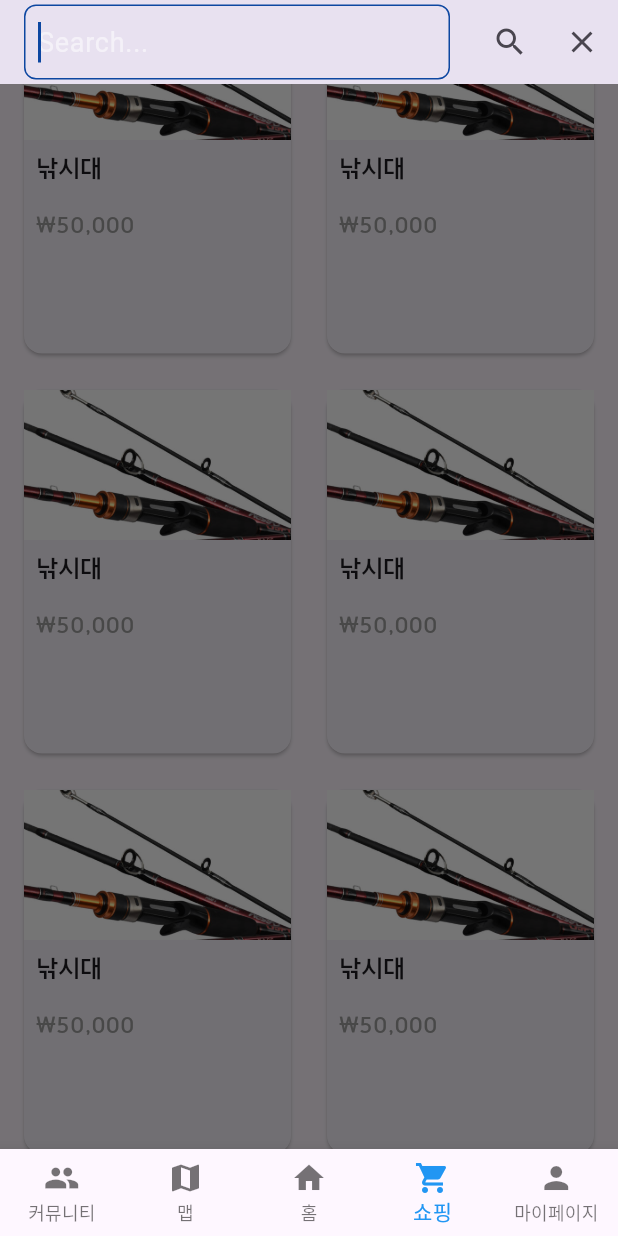
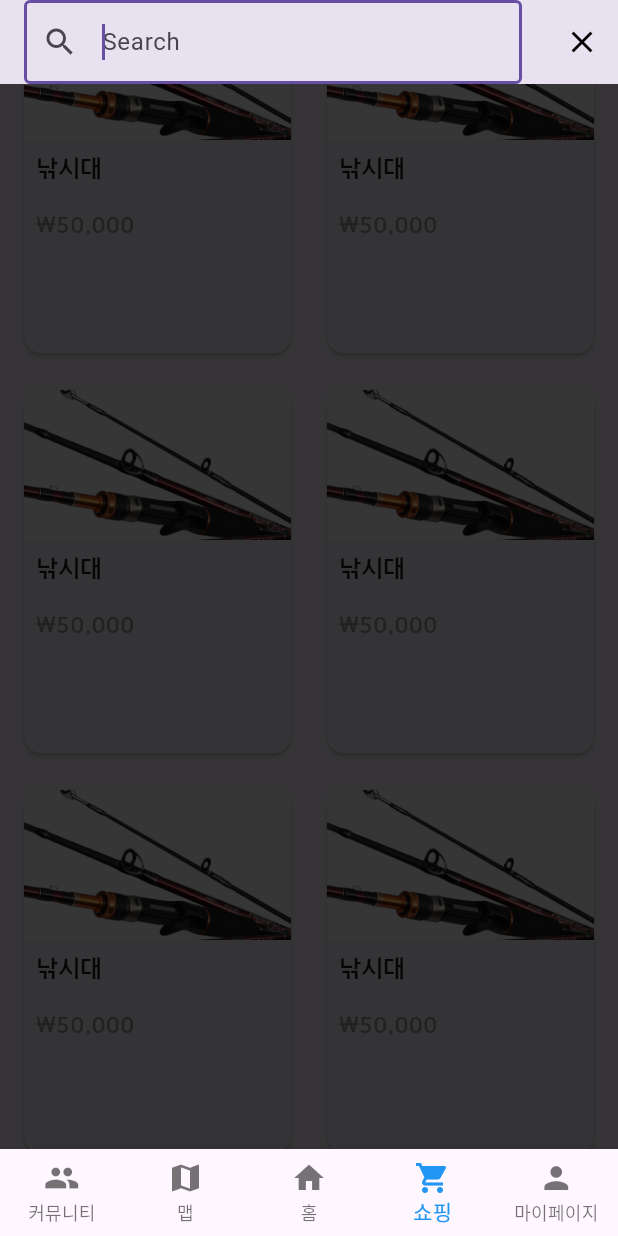
Before and after one commit to FrogRim/Boys_Fishing, a Flutter app: the screen it shows after launch, item 4 of the bottom bar chosen, scrolled down 576 dp, after a tap on the "search" icon, on a phone screen of 412 x 824 dp. Run offline on Flutter 3.47's test engine with Material 3 defaults, Android fonts, the phone set to English and light mode, and no system bars; our stand-ins replace flutter_svg, google_maps_flutter, sqflite; missing offline and left inert: top_modal_sheet; accounts and stored records are empty; network calls fail.

Commit message:
쇼핑기능 추가

```diff
--- a/lib/screens/shopping/fishing_gear_page.dart
+++ b/lib/screens/shopping/fishing_gear_page.dart
@@ -1,32 +1,44 @@
+// fishing_gear_page.dart
 import 'package:flutter/material.dart';
+import 'package:flutter_application_1/screens/shopping/widgets/category_section.dart';
+import 'package:flutter_application_1/screens/shopping/widgets/recommended_products.dart';
+import 'package:flutter_application_1/screens/shopping/widgets/ads_section.dart';
+import 'package:flutter_application_1/db_helper.dart';
 
 class FishingGearPage extends StatelessWidget {
+  final DBHelper dbHelper;
+  final bool isSearching;
+  final Function(bool) toggleSearch;
+
+  FishingGearPage(
+      {required this.dbHelper,
+      required this.isSearching,
+      required this.toggleSearch});
+
   @override
   Widget build(BuildContext context) {
-    return Scaffold(
-      body: ListView(
-        children: [
-          ListTile(
-            leading: Image.asset('assets/test_image/fishing_rod.jpg',
-                width: 50, height: 50, fit: BoxFit.cover),
-            title: Text('낚시대'),
-            subtitle: Text('고품질 낚시대'),
-            onTap: () {
-              // 상세 페이지로 이동
-            },
+    return Stack(
+      children: [
+        GestureDetector(
+          onTap: () => toggleSearch(false),
+          child: SingleChildScrollView(
+            child: Column(
+              children: [
+                AdsSection(),
+                CategorySection(),
+                RecommendedProducts(),
+              ],
+            ),
           ),
-          ListTile(
-            leading: Image.asset('assets/test_image/fishing_reel.jpg',
-                width: 50, height: 50, fit: BoxFit.cover),
-            title: Text('릴'),
-            subtitle: Text('내구성 좋은 릴'),
-            onTap: () {
-              // 상세 페이지로 이동
-            },
+        ),
+        if (isSearching)
+          GestureDetector(
+            onTap: () => toggleSearch(false),
+            child: Container(
+              color: Colors.black54,
+            ),
           ),
-          // 다른 낚시 용품 추가
-        ],
-      ),
+      ],
     );
   }
 }
--- a/lib/screens/shopping/shopping_screen.dart
+++ b/lib/screens/shopping/shopping_screen.dart
@@ -3,7 +3,8 @@ import 'package:flutter_application_1/screens/shopping/widgets/category_section.
 import 'package:flutter_application_1/screens/shopping/widgets/recommended_products.dart';
 import 'package:flutter_application_1/screens/shopping/widgets/ads_section.dart';
 import 'package:flutter_application_1/db_helper.dart';
-import 'package:flutter_application_1/widgets/search_app_bar.dart'; // SearchAppBar import
+import 'package:flutter_application_1/screens/shopping/fishing_gear_page.dart';
+import 'package:flutter_application_1/screens/shopping/travel_packages_page.dart';
 
 class ShoppingScreen extends StatefulWidget {
   @override
@@ -13,6 +14,7 @@ class ShoppingScreen extends StatefulWidget {
 class _ShoppingScreenState extends State<ShoppingScreen> {
   final DBHelper dbHelper = DBHelper();
   bool _isSearching = false;
+  int _selectedIndex = 0;
 
   void _toggleSearch(bool isSearching) {
     setState(() {
@@ -34,35 +36,94 @@ class _ShoppingScreenState extends State<ShoppingScreen> {
     print(products);
   }
 
+  void _onTabTapped(int index) {
+    setState(() {
+      _selectedIndex = index;
+    });
+  }
+
   @override
   Widget build(BuildContext context) {
     _insertSampleProduct(); // 샘플 데이터 삽입
     _getProducts(); // 제품 목록 조회
 
     return Scaffold(
-      appBar: SearchAppBar(
-        title: "보이스 피싱 샵",
-        onSearchToggle: _toggleSearch, // 콜백 함수 전달
+      appBar: AppBar(
+        title: _isSearching
+            ? TextField(
+                autofocus: true,
+                decoration: InputDecoration(
+                  hintText: 'Search',
+                  border: OutlineInputBorder(),
+                  prefixIcon: Icon(Icons.search),
+                ),
+              )
+            : Row(
+                children: [
+                  GestureDetector(
+                    onTap: () => _onTabTapped(0),
+                    child: Text(
+                      '  샵   ',
+                      style: TextStyle(
+                        color:
+                            _selectedIndex == 0 ? Colors.black : Colors.black54,
+                        fontWeight: _selectedIndex == 0
+                            ? FontWeight.bold
+                            : FontWeight.normal,
+                      ),
+                    ),
+                  ),
+                  Text('\|', style: TextStyle(color: Colors.black54)),
+                  GestureDetector(
+                    onTap: () => _onTabTapped(1),
+                    child: Text(
+                      '   여행  ',
+                      style: TextStyle(
+                        color:
+                            _selectedIndex == 1 ? Colors.black : Colors.black54,
+                        fontWeight: _selectedIndex == 1
+                            ? FontWeight.bold
+                            : FontWeight.normal,
+                      ),
+                    ),
+                  ),
+                ],
+              ),
+        actions: [
+          if (!_isSearching)
+            IconButton(
+              icon: Icon(Icons.search),
+              onPressed: () => _toggleSearch(true),
+              color: Colors.black,
+            ),
+          if (_isSearching)
+            IconButton(
+              icon: Icon(Icons.close),
+              onPressed: () => _toggleSearch(false),
+              color: Colors.black,
+            ),
+        ],
       ),
       body: Stack(
         children: [
           GestureDetector(
             onTap: () => _toggleSearch(false),
-            child: SingleChildScrollView(
-              child: Column(
-                children: [
-                  AdsSection(),
-                  CategorySection(),
-                  RecommendedProducts(),
-                ],
-              ),
+            child: IndexedStack(
+              index: _selectedIndex,
+              children: [
+                FishingGearPage(
+                    dbHelper: dbHelper,
+                    isSearching: _isSearching,
+                    toggleSearch: _toggleSearch),
+                TravelPackagesPage(),
+              ],
             ),
           ),
           if (_isSearching)
             GestureDetector(
               onTap: () => _toggleSearch(false),
               child: Container(
-                color: Colors.black54, // 블라인드 처리
+                color: Colors.black54,
               ),
             ),
         ],
--- a/lib/screens/shopping/travel_packages_page.dart
+++ b/lib/screens/shopping/travel_packages_page.dart
@@ -1,30 +1,83 @@
 import 'package:flutter/material.dart';
 
 class TravelPackagesPage extends StatelessWidget {
+  final List<Map<String, String>> packages = [
+    {
+      "title": "제주도 자연투어",
+      "description": "제주 현지 여행사 킴스제주에서 제공하는 우도 여행 패키지와 동쪽 시즌별 명소 투어.",
+      "price": "50,000원~",
+      "imageUrl": "https://via.placeholder.com/150",
+    },
+    {
+      "title": "강원도 자연투어",
+      "description": "강원관광도로 6번 코스를 따라 평창, 강릉, 동해를 여행하는 1박 2일 패키지.",
+      "price": "150,000원~",
+      "imageUrl": "https://via.placeholder.com/150",
+    },
+    {
+      "title": "경주 시내투어",
+      "description": "송샘과 함께하는 경주 교과서 여행. 천년고도의 역사 유적을 탐방하는 1박 2일 일정.",
+      "price": "80,000원~",
+      "imageUrl": "https://via.placeholder.com/150",
+    },
+    {
+      "title": "서울 시내투어",
+      "description": "안지영 가이드와 함께하는 서울 고궁 투어. 경복궁과 서울의 역사적인 명소 탐방.",
+      "price": "30,000원~",
+      "imageUrl": "https://via.placeholder.com/150",
+    },
+    {
+      "title": "전남 여수 엑스포카트 투어",
+      "description": "여수 엑스포카트 단품 & 패키지로 여수를 100% 즐기는 방법.",
+      "price": "70,000원~",
+      "imageUrl": "https://via.placeholder.com/150",
+    },
+  ];
+
   @override
   Widget build(BuildContext context) {
     return Scaffold(
       body: ListView(
+        children: packages.map((pkg) => _buildTravelCard(pkg)).toList(),
+      ),
+    );
+  }
+
+  Widget _buildTravelCard(Map<String, String> pkg) {
+    return Card(
+      margin: EdgeInsets.all(10),
+      child: Column(
+        crossAxisAlignment: CrossAxisAlignment.start,
         children: [
-          ListTile(
-            leading: Image.asset('assets/test_image/travel_package_1.jpg',
-                width: 50, height: 50, fit: BoxFit.cover),
-            title: Text('여행 패키지 1'),
-            subtitle: Text('특가 여행 패키지'),
-            onTap: () {
-              // 상세 페이지로 이동
-            },
+          Image.network(pkg["imageUrl"]!),
+          Padding(
+            padding: EdgeInsets.all(10),
+            child: Column(
+              crossAxisAlignment: CrossAxisAlignment.start,
+              children: [
+                Text(
+                  pkg["title"]!,
+                  style: TextStyle(
+                      fontSize: 20,
+                      fontWeight: FontWeight.bold,
+                      color: Colors.black),
+                ),
+                SizedBox(height: 5),
+                Text(
+                  pkg["description"]!,
+                  style: TextStyle(color: Colors.black),
+                ),
+                SizedBox(height: 10),
+                Text(
+                  pkg["price"]!,
+                  style: TextStyle(
+                      fontSize: 18,
+                      fontWeight: FontWeight.bold,
+                      color: Colors.black),
+                ),
+              ],
+            ),
           ),
-          ListTile(
-            leading: Image.asset('assets/test_image/travel_package_2.jpg',
-                width: 50, height: 50, fit: BoxFit.cover),
-            title: Text('여행 패키지 2'),
-            subtitle: Text('가성비 좋은 여행 패키지'),
-            onTap: () {
-              // 상세 페이지로 이동
-            },
-          ),
-          // 다른 여행 패키지 추가
         ],
       ),
     );
```
